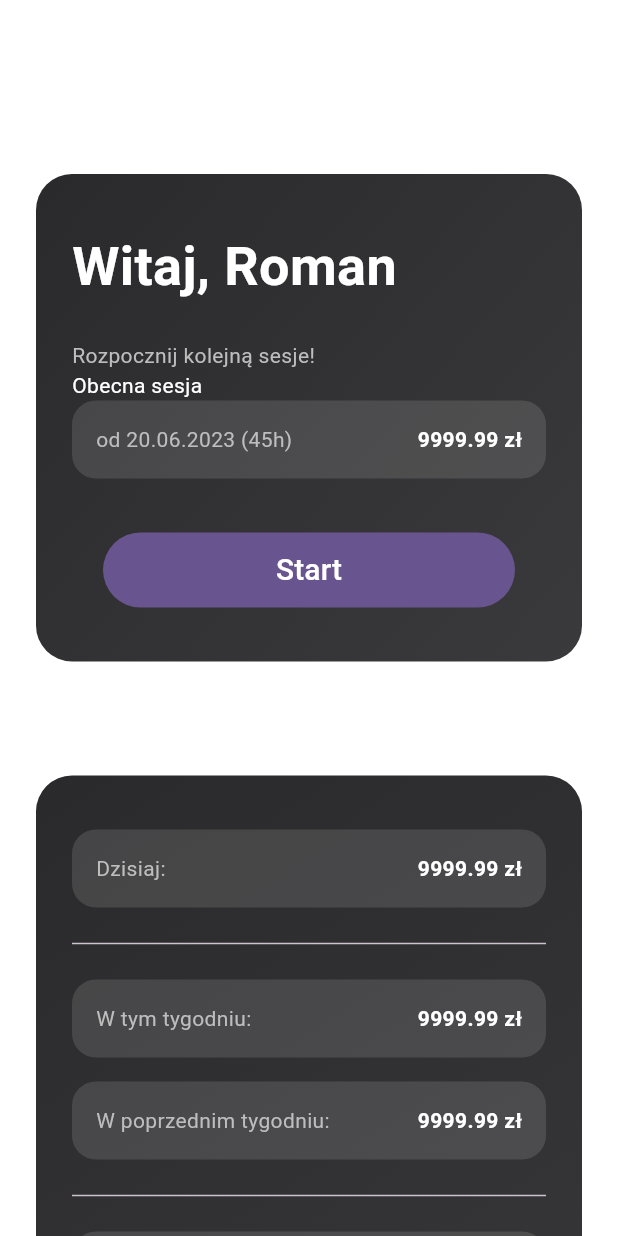
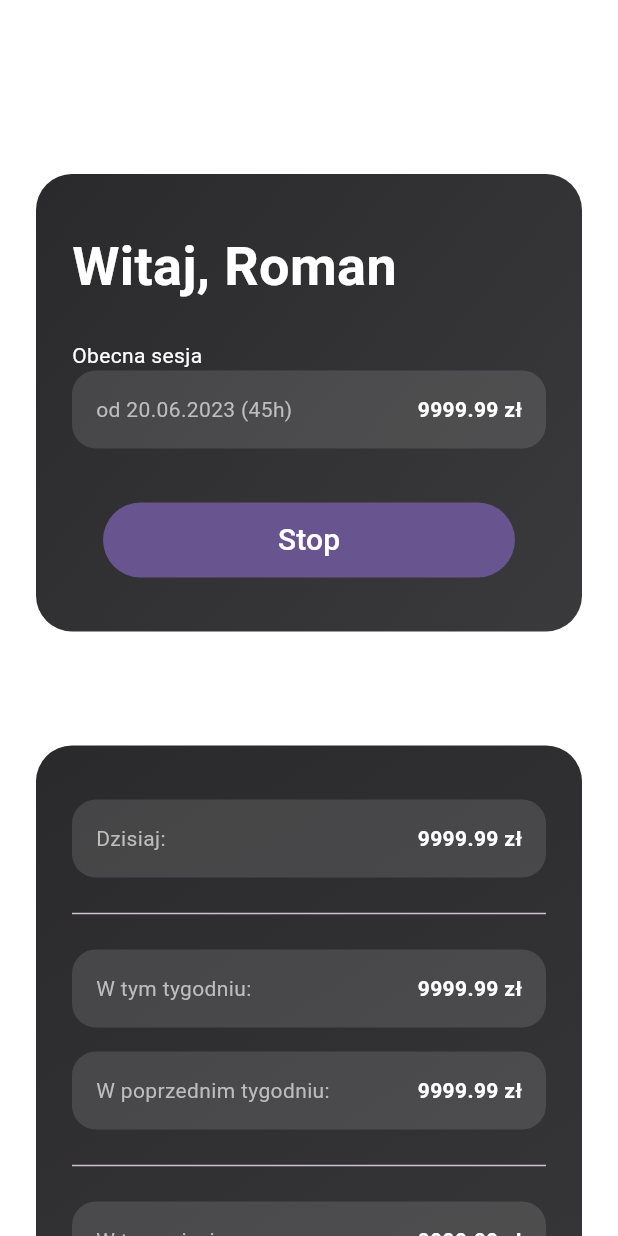
Before and after one commit to MateuszBrzozowski/RomanApp, a Flutter app: the screen it shows after launch, after a tap on "Start", on a phone screen of 412 x 824 dp. Run offline on Flutter 3.47's test engine with Material 3 defaults, Android fonts, the phone set to English and light mode, and no system bars; our stand-ins replace hive, hive_flutter, logger; accounts and stored records are empty.

Commit message:
add hive, add name and hourly rate setter/getter

```diff
--- a/lib/main.dart
+++ b/lib/main.dart
@@ -1,7 +1,11 @@
 import 'package:flutter/material.dart';
+import 'package:hive_flutter/hive_flutter.dart';
 import 'package:roman/presentation/features/home/screens/home_page.dart';
 
-void main() {
+Future<void> main() async {
+  WidgetsFlutterBinding.ensureInitialized();
+  await Hive.initFlutter();
+  await Hive.openBox('workBox');
   runApp(const MyApp());
 }
 
--- /dev/null
+++ b/lib/presentation/features/home/data/work_repository.dart
@@ -0,0 +1,42 @@
+import 'package:hive/hive.dart';
+
+import '../model/work_session.dart';
+
+class WorkRepository {
+  final _box = Hive.box('workBox');
+
+  void setName(String name) {
+    _box.put('name', name);
+  }
+
+  String getName() {
+    final name = _box.get('name');
+    if (name == null) {
+      setName('Roman');
+      return 'Roman';
+    }
+    return name;
+  }
+
+  void setHourlyRate(double rate) {
+    _box.put('rate', rate);
+  }
+
+  double getHourlyRate() {
+    final rate = _box.get('rate');
+    if (rate == null) {
+      setHourlyRate(10.0);
+      return 10.0;
+    }
+    return rate;
+  }
+
+  void addSession(WorkSession session) {
+    _box.add(session.toMap());
+  }
+
+  List<WorkSession> getAllSessions() {
+    final values = _box.values.cast<Map>().toList();
+    return values.map((map) => WorkSession.fromMap(map)).toList();
+  }
+}
--- /dev/null
+++ b/lib/presentation/features/home/logic/work_controller.dart
@@ -0,0 +1,64 @@
+import 'package:logger/logger.dart';
+import 'package:roman/presentation/features/home/data/work_repository.dart';
+
+import '../model/work_session.dart';
+
+class WorkController {
+  final log = Logger();
+  final WorkRepository repository;
+  late double _hourlyRate;
+  late String _name;
+  DateTime? _startTime;
+
+  WorkController(this.repository) {
+    _name = repository.getName();
+    _hourlyRate = repository.getHourlyRate();
+  }
+
+  String getName() => _name;
+
+  double getHourlyRate() => _hourlyRate;
+
+  DateTime? get startTime => _startTime;
+
+  void setName(String name) {
+    repository.setName(name);
+  }
+
+  void setHourlyRate(double hourlyRate) {
+    repository.setHourlyRate(hourlyRate);
+    _hourlyRate = hourlyRate;
+  }
+
+  void startWork() {
+    _startTime = DateTime.now();
+  }
+
+  WorkSession? stopWork() {
+    if (_startTime == null) return null;
+
+    final end = DateTime.now();
+    final hours = end.difference(_startTime!).inMinutes / 60.0;
+    final earned = hours * _hourlyRate;
+
+    final session = WorkSession(
+      start: _startTime!,
+      end: end,
+      hours: hours,
+      earned: earned,
+    );
+    log.i('$session');
+
+    // repository.addSession(session);
+    _startTime = null;
+    return session;
+  }
+
+  void startStopButton() {
+    if (_startTime == null) {
+      startWork();
+    } else {
+      stopWork();
+    }
+  }
+}
--- /dev/null
+++ b/lib/presentation/features/home/model/work_session.dart
@@ -0,0 +1,33 @@
+class WorkSession {
+  final DateTime start;
+  final DateTime end;
+  final double hours;
+  final double earned;
+
+  WorkSession({
+    required this.start,
+    required this.end,
+    required this.hours,
+    required this.earned,
+  });
+
+  Map<String, dynamic> toMap() => {
+    'start': start.toIso8601String(),
+    'end': end.toIso8601String(),
+    'hours': hours,
+    'earned': earned,
+  };
+
+  factory WorkSession.fromMap(Map map) => WorkSession(
+    start: DateTime.parse(map['start']),
+    end: DateTime.parse(map['end']),
+    hours: map['hours'],
+    earned: map['earned'],
+  );
+
+  @override
+  String toString() {
+    return 'WorkSession{start: $start, end: $end, hours: $hours, '
+        'earned: $earned}';
+  }
+}
--- a/lib/presentation/features/home/screens/home_page.dart
+++ b/lib/presentation/features/home/screens/home_page.dart
@@ -1,9 +1,12 @@
 import 'package:flutter/material.dart';
+import 'package:roman/presentation/features/home/data/work_repository.dart';
 import 'package:roman/presentation/features/home/widgets/boot.dart';
 import 'package:roman/presentation/features/home/widgets/box.dart';
 import 'package:roman/presentation/features/home/widgets/popup_menu.dart';
 import 'package:roman/presentation/features/home/widgets/session_summary.dart';
 import 'package:roman/presentation/features/home/widgets/summary.dart';
+
+import '../logic/work_controller.dart';
 
 class HomePage extends StatefulWidget {
   const HomePage({super.key});
@@ -13,6 +16,14 @@ class HomePage extends StatefulWidget {
 }
 
 class _HomePageState extends State<HomePage> {
+  late final WorkController controller;
+
+  @override
+  void initState() {
+    controller = WorkController(WorkRepository());
+    super.initState();
+  }
+
   @override
   Widget build(BuildContext context) {
     return Scaffold(
@@ -23,13 +34,27 @@ class _HomePageState extends State<HomePage> {
         elevation: 0,
         scrolledUnderElevation: 0,
         automaticallyImplyLeading: false,
-        actions: [PopupMenu()],
+        actions: [
+          PopupMenu(
+            controller: controller,
+            onRefresh: () {
+              setState(() {});
+            },
+          ),
+        ],
       ),
       body: SingleChildScrollView(
         child: Column(
           children: [
             SizedBox(height: 36),
-            Box(child: Boot()),
+            Box(
+              child: Boot(
+                controller: controller,
+                onRefresh: () {
+                  setState(() {});
+                },
+              ),
+            ),
             Box(title: "Podsumowanie", child: Summary()),
             Box(title: 'Ostatnie sesje', child: SessionSummary()),
           ],
--- a/lib/presentation/features/home/widgets/boot.dart
+++ b/lib/presentation/features/home/widgets/boot.dart
@@ -1,7 +1,11 @@
 import 'package:flutter/material.dart';
+import 'package:roman/presentation/features/home/logic/work_controller.dart';
 
 class Boot extends StatelessWidget {
-  const Boot({super.key});
+  final WorkController controller;
+  final VoidCallback onRefresh;
+
+  const Boot({super.key, required this.controller, required this.onRefresh});
 
   @override
   Widget build(BuildContext context) {
@@ -11,14 +15,16 @@ class Boot extends StatelessWidget {
         crossAxisAlignment: CrossAxisAlignment.start,
         children: [
           Text(
-            'Witaj, Roman',
+            'Witaj, ${controller.getName()}',
             style: TextStyle(fontSize: 36, fontWeight: FontWeight.bold),
           ),
           SizedBox(height: 24),
+          if (controller.startTime == null)
             Text(
               'Rozpocznij kolejną sesje!',
               style: TextStyle(color: Colors.grey[400]),
-          ),
+            )
+          else ...[
             Text('Obecna sesja'),
             Container(
               width: double.infinity,
@@ -34,23 +40,31 @@ class Boot extends StatelessWidget {
                   children: [
                     Text(
                       'od 20.06.2023 (45h)',
-                    style: TextStyle(
-                      color: Colors.grey[400],
+                      style: TextStyle(color: Colors.grey[400]),
                     ),
+                    Text(
+                      '9999.99 zł',
+                      style: TextStyle(fontWeight: FontWeight.bold),
                     ),
-                  Text('9999.99 zł', style: TextStyle(fontWeight: FontWeight.bold)),
                   ],
                 ),
               ),
             ),
+          ],
           SizedBox(height: 36),
           Center(
             child: SizedBox(
               width: MediaQuery.of(context).size.width * 2 / 3,
               height: 50,
               child: FilledButton(
-                onPressed: () {},
-                child: Text("Start", style: TextStyle(fontSize: 20)),
+                onPressed: () {
+                  controller.startStopButton();
+                  onRefresh();
+                },
+                child: Text(
+                  controller.startTime == null ? "Start" : 'Stop',
+                  style: TextStyle(fontSize: 20),
+                ),
               ),
             ),
           ),
--- a/pubspec.yaml
+++ b/pubspec.yaml
@@ -30,6 +30,12 @@ environment:
 dependencies:
   flutter:
     sdk: flutter
+  hive: ^2.2.3
+  hive_flutter: ^1.1.0
+  intl: ^0.20.2
+  isar_flutter_libs: ^4.0.0-dev.13
+  path_provider: ^2.1.0
+  logger: ^2.6.2
 
   # The following adds the Cupertino Icons font to your application.
   # Use with the CupertinoIcons class for iOS style icons.
```
Also changed, not shown: lib/presentation/features/home/widgets/popup_menu.dart (+139 -4 lines), pubspec.lock, 1 other file. Lines whose indentation alone changed are shown as unchanged.
